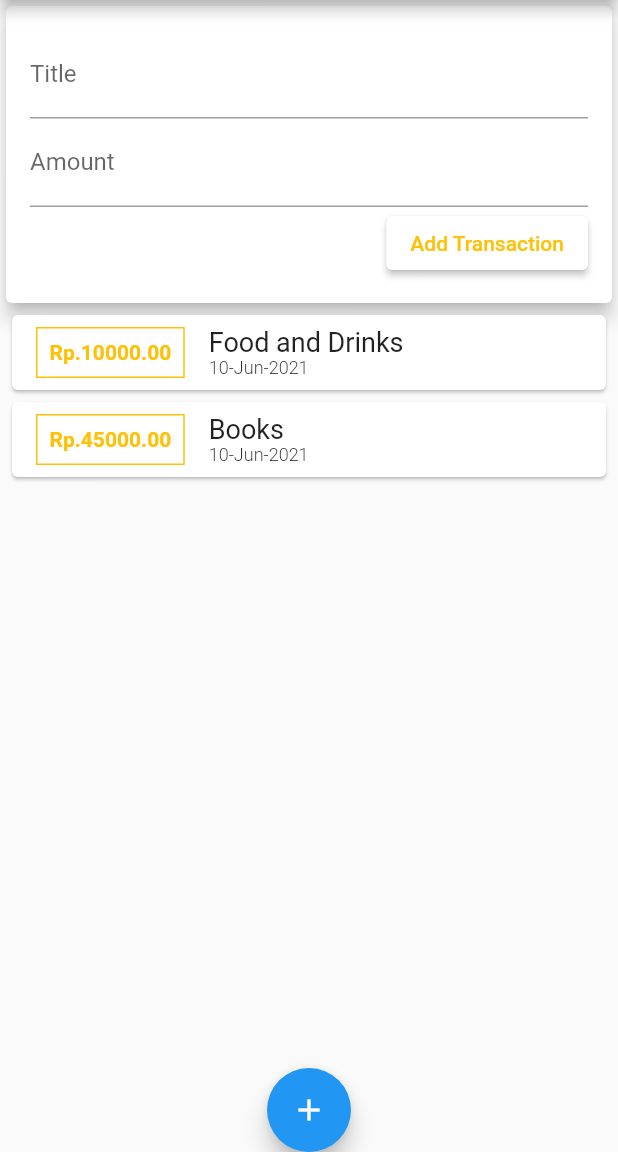
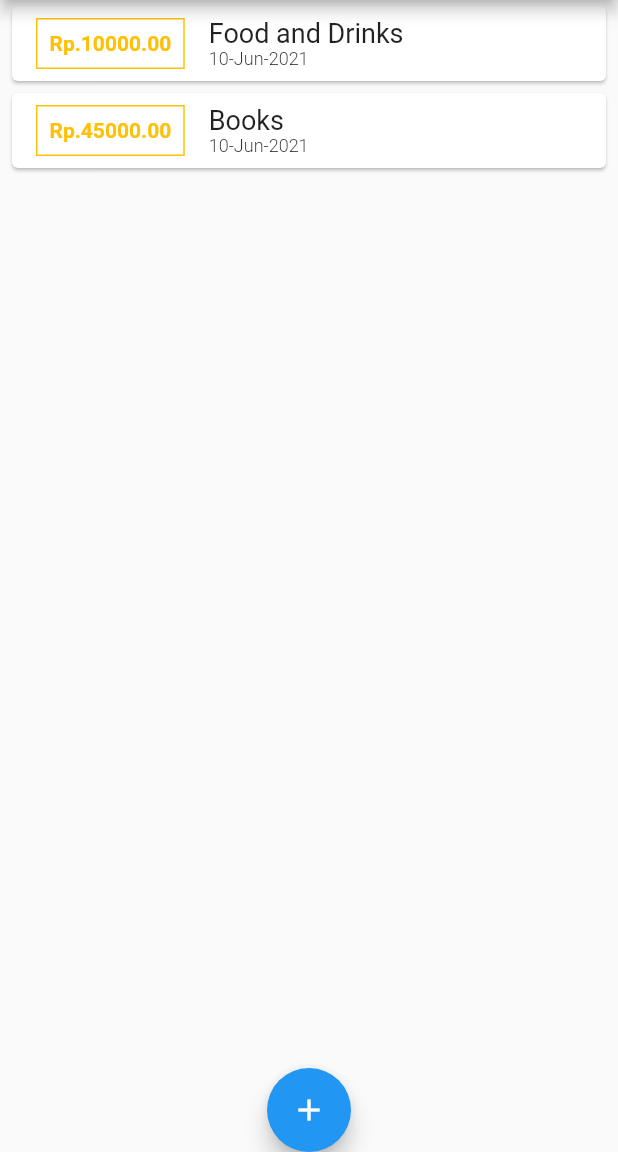
Before and after one commit to MuGhz/flutter_course, a Flutter app: the screen it shows after launch, on a phone screen of 412 x 824 dp, the part 84-1236 px from its top. Run offline on Flutter 3.47's test engine with Material 2 defaults, Android fonts, the phone set to English and light mode, and no system bars.

Commit message:
add bottom modal add transaction

```diff
--- a/expenses_app/lib/main.dart
+++ b/expenses_app/lib/main.dart
@@ -1,5 +1,3 @@
-import 'package:expenses_app/widgets/user_transactions.dart';
-
 import './models/transaction.dart';
 import './widgets/new_transaction.dart';
 import './widgets/transaction_list.dart';
@@ -13,25 +11,67 @@ void main() {
 class MyApp extends StatelessWidget {
   @override
   Widget build(BuildContext context) {
-    return MaterialApp(title: 'MyExpenses', home: HomePage());
+    return MaterialApp(title: 'MyExpenses App', home: HomePage());
   }
 }
 
-class HomePage extends StatelessWidget {
+class HomePage extends StatefulWidget {
+  @override
+  _HomePageState createState() => _HomePageState();
+}
+
+class _HomePageState extends State<HomePage> {
+  final List<Transaction> _transactions = [
+    Transaction(
+        id: '1',
+        title: 'Food and Drinks',
+        amount: 10000.0,
+        time: DateTime.now()),
+    Transaction(id: '2', title: 'Books', amount: 45000.0, time: DateTime.now())
+  ];
+
+  void _addTransaction(String txTitle, double txAmount) {
+    final newTx = Transaction(
+        id: DateTime.now().toString(),
+        title: txTitle,
+        amount: txAmount,
+        time: DateTime.now());
+    setState(() {
+      _transactions.add(newTx);
+    });
+  }
+
+  void _startAddNewTransaction(BuildContext ctx) {
+    showModalBottomSheet(
+        context: ctx,
+        builder: (_) {
+          return GestureDetector(
+              onTap: () {},
+              behavior: HitTestBehavior.opaque,
+              child: NewTransaction(_addTransaction));
+        });
+  }
+
   @override
   Widget build(BuildContext context) {
     return Scaffold(
         appBar: AppBar(
           title: Text('MyExpenses'),
           actions: <Widget>[
-            IconButton(onPressed: () {}, icon: Icon(Icons.add))
+            IconButton(
+                onPressed: () => _startAddNewTransaction(context),
+                icon: Icon(Icons.add))
           ],
         ),
         floatingActionButtonLocation: FloatingActionButtonLocation.centerDocked,
         floatingActionButton: FloatingActionButton(
-          onPressed: () {},
+          onPressed: () => _startAddNewTransaction(context),
           child: Icon(Icons.add),
         ),
-        body: SingleChildScrollView(child: UserTransactions()));
+        body: SingleChildScrollView(
+            child: Column(
+          crossAxisAlignment: CrossAxisAlignment.stretch,
+          children: <Widget>[TransactionList(_transactions)],
+        )));
   }
 }
--- a/expenses_app/lib/widgets/new_transaction.dart
+++ b/expenses_app/lib/widgets/new_transaction.dart
@@ -8,7 +8,10 @@ class NewTransaction extends StatelessWidget {
   NewTransaction(this.addTx);
   void submitData() {
     final titleText = titleController.text;
-    final amountText = double.parse(amountController.text);
+    final amountText = amountController.text.isNotEmpty
+        ? double.parse(amountController.text)
+        : 0;
+    print(titleText + " ---- ${amountText}");
     if (titleText.isEmpty || amountText <= 0) {
       return;
     }
@@ -20,7 +23,6 @@ class NewTransaction extends StatelessWidget {
     return Card(
       elevation: 5,
       child: Container(
-        margin: EdgeInsets.all(8),
         padding: EdgeInsets.all(8),
         child: Column(
           crossAxisAlignment: CrossAxisAlignment.end,
@@ -34,7 +36,7 @@ class NewTransaction extends StatelessWidget {
             TextField(
                 decoration: InputDecoration(labelText: 'Amount'),
                 controller: amountController,
-                keyboardType: TextInputType.number,
+                keyboardType: TextInputType.text,
                 onSubmitted: (_) => submitData()),
             ElevatedButton(
                 style: ButtonStyle(
--- a/expenses_app/lib/widgets/user_transactions.dart
+++ /dev/null
@@ -1,38 +0,0 @@
-import 'package:flutter/material.dart';
-import '../widgets/new_transaction.dart';
-import '../widgets/transaction_list.dart';
-import '../models/transaction.dart';
-
-class UserTransactions extends StatefulWidget {
-  @override
-  _UserTransactionsState createState() => _UserTransactionsState();
-}
-
-class _UserTransactionsState extends State<UserTransactions> {
-  final List<Transaction> _transactions = [
-    Transaction(
-        id: '1',
-        title: 'Food and Drinks',
-        amount: 10000.0,
-        time: DateTime.now()),
-    Transaction(id: '2', title: 'Books', amount: 45000.0, time: DateTime.now())
-  ];
-
-  void _addTransaction(String txTitle, double txAmount) {
-    final newTx = Transaction(
-        id: DateTime.now().toString(),
-        title: txTitle,
-        amount: txAmount,
-        time: DateTime.now());
-    setState(() {
-      _transactions.add(newTx);
-    });
-  }
-
-  @override
-  Widget build(BuildContext context) {
-    return Column(
-      children: [NewTransaction(_addTransaction), TransactionList(_transactions)],
-    );
-  }
-}
```
